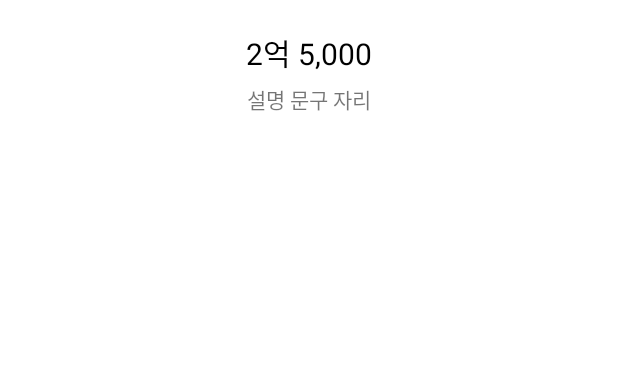
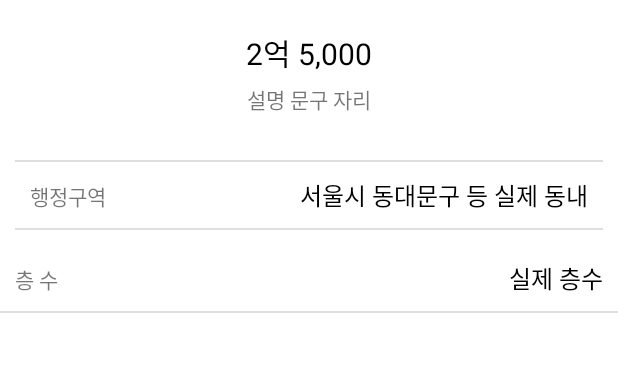
Before and after one commit to m3114/JickbangCopy, an Android app: the ViewRoomDetailActivity screen opened directly, with no data from a screen before it, on a phone screen of 412 x 824 dp, the part 459-831 px from its top. Run offline under Robolectric (Android 15) with nearby library versions, the phone set to English and light mode, and no system bars.

Commit message:
방 목록 클릭시 상세화면으로 단순 이동

```diff
--- a/app/src/main/java/com/neppplus/jickbangcopy/MainActivity.kt
+++ b/app/src/main/java/com/neppplus/jickbangcopy/MainActivity.kt
@@ -1,5 +1,6 @@
 package com.neppplus.jickbangcopy
 
+import android.content.Intent
 import androidx.appcompat.app.AppCompatActivity
 import android.os.Bundle
 import android.widget.ArrayAdapter
@@ -32,6 +33,14 @@ class MainActivity : AppCompatActivity() {
         mRoomAdapter = RoomAdapter(this, R.layout.room_list_item,mRoomList)
         roomListview.adapter = mRoomAdapter
 
+        roomListview.setOnItemClickListener { adapterView, view, position, l ->
+
+            val clilkedRoom = mRoomList[position]
+
+            val myIntent = Intent(this,ViewRoomDetailActivity::class.java)
+            startActivity(myIntent)
+        }
+
 
     }
 }
--- a/app/src/main/res/layout/activity_view_room_detail.xml
+++ b/app/src/main/res/layout/activity_view_room_detail.xml
@@ -38,5 +38,79 @@
 
     </LinearLayout>
 
+    <LinearLayout
+        android:layout_width="match_parent"
+        android:layout_height="wrap_content"
+        android:orientation="vertical"
+        android:padding="10dp">
+
+        <TextView
+            android:layout_width="match_parent"
+            android:layout_height="1dp"
+            android:background="#dfdfdf"/>
+
+        <LinearLayout
+            android:layout_width="match_parent"
+            android:layout_height="wrap_content"
+            android:padding="10dp"
+            android:orientation="horizontal">
+            <TextView
+                android:layout_width="wrap_content"
+                android:layout_height="wrap_content"
+                android:text="행정구역"/>
+
+            <TextView
+                android:layout_width="0dp"
+                android:layout_height="wrap_content"
+                android:layout_weight="1"/>
+
+            <TextView
+                android:id="@+id/txtAddress"
+                android:layout_width="wrap_content"
+                android:layout_height="wrap_content"
+                android:textColor="@color/black"
+                android:textSize="16sp"
+                android:text="서울시 동대문구 등 실제 동내"/>
+
+        </LinearLayout>
+
+        <TextView
+            android:layout_width="match_parent"
+            android:layout_height="1dp"
+            android:background="#dfdfdf"/>
+
+    </LinearLayout>
+    <LinearLayout
+        android:layout_width="match_parent"
+        android:layout_height="wrap_content"
+        android:padding="10dp"
+        android:orientation="horizontal">
+        <TextView
+            android:layout_width="wrap_content"
+            android:layout_height="wrap_content"
+            android:text="층 수"/>
+
+        <TextView
+            android:layout_width="0dp"
+            android:layout_height="wrap_content"
+            android:layout_weight="1"/>
+
+        <TextView
+            android:id="@+id/txtFloor"
+            android:layout_width="wrap_content"
+            android:layout_height="wrap_content"
+            android:textColor="@color/black"
+            android:textSize="16sp"
+            android:text="실제 층수"/>
+
+    </LinearLayout>
+
+    <TextView
+        android:layout_width="match_parent"
+        android:layout_height="1dp"
+        android:background="#dfdfdf"/>
+
+
+
 
 </LinearLayout>
```
